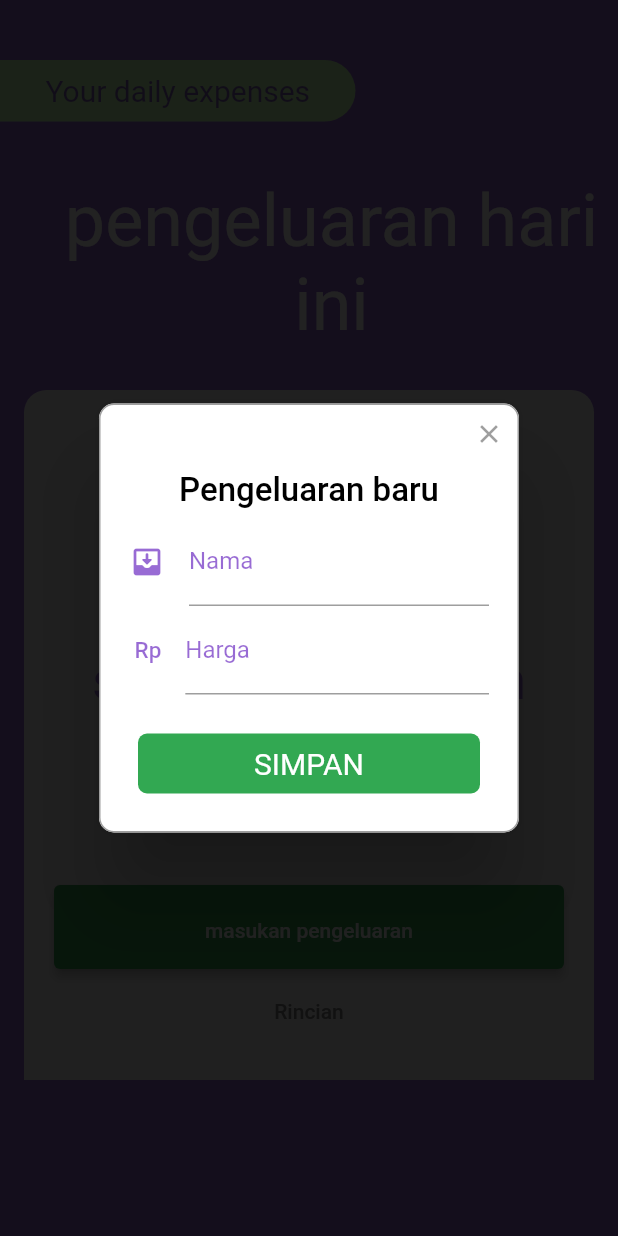
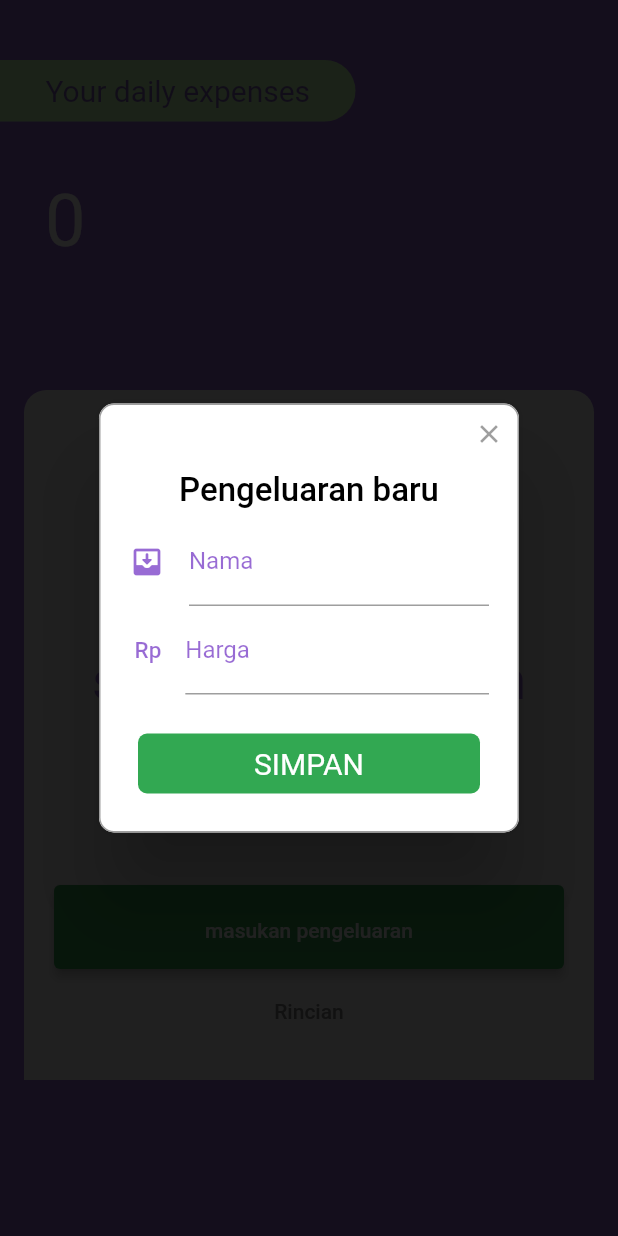
Before and after one commit to Dimassulthoni/yodexApp, a Flutter app: the screen it shows after launch, after a tap on "masukan pengeluaran", on a phone screen of 412 x 824 dp. Run offline on Flutter 3.47's test engine with Material 2 defaults, Android fonts, the phone set to English and light mode, and no system bars; drawn by our look-alikes of rflutter_alert; our stand-ins replace animated_splash_screen, google_fonts, sqflite; accounts and stored records are empty.

Commit message:
bisa jalan database masih belum muncul

```diff
--- a/lib/database/databaselist.dart
+++ b/lib/database/databaselist.dart
@@ -1,102 +1,77 @@
-import 'dart:async';
+import 'dart:io';
 
-import 'package:flutter/widgets.dart';
+import 'package:yodex/model/pengeluaran.dart';
+import 'package:path_provider/path_provider.dart';
+import 'package:sqflite/sqflite.dart';
 import 'package:path/path.dart';
-import 'package:sqflite/sqflite.dart';
-import 'package:yodex/model/pengeluaran.dart';
 
-class listdatabase {
-  static final listdatabase instance = listdatabase._init();
+class DatabaseInstance {
+  final String databaseName = "kelola_duit.db";
+  final int databaseVersion = 2;
 
-  static Database? _database;
-  listdatabase._init();
+  // Atribut di Model Transaksi
+  final String namaTabel = 'transaksi';
+  final String id = 'id';
+  final String type = 'type';
+  final String total = 'total';
+  final String name = 'name';
+  final String createdAt = 'created_at';
+  final String updatedAt = 'updated_at';
 
-  Future<Database> get database async {
+  Database? _database;
+  Future<Database> database() async {
     if (_database != null) return _database!;
-    _database = await _initDB('list.db');
+    _database = await _initDatabase();
     return _database!;
   }
 
-  Future<Database> _initDB(String filepath) async {
-    final dbpath = await getDatabasesPath();
-    final path = join(dbpath, filepath);
-    return await openDatabase(path, version: 1);
+  Future<Database> _initDatabase() async {
+    Directory databaseDirectory = await getApplicationDocumentsDirectory();
+    String path = join(databaseDirectory.path, databaseName);
+    print('database init');
+    print(databaseDirectory.path);
+    return openDatabase(path, version: databaseVersion, onCreate: _onCreate);
   }
 
-  Future _createDB(Database db, int version) async {
-    final idType = 'INTEGER PRIMARY KEY AUTOINCREMENT';
-    final textType = 'TEXT NOT NULL';
-    final integerType = 'INTEGER NOT NULL';
-
-    await db.execute('''CREATE TABLE $tablepengeluaran(
-      ${expensesFields.id}$idType,
-      ${expensesFields.nama}$textType,
-      ${expensesFields.harga}$integerType,
-      ${expensesFields.time}$textType
-    )''');
+  Future _onCreate(Database db, int version) async {
+    await db.execute(
+        'CREATE TABLE ${namaTabel} ($id INTEGER PRIMARY KEY, $name TEXT NULL, $type INTEGER, $total INTEGER, $createdAt TEXT NULL, $updatedAt TEXT NULL)');
   }
 
-  Future<pengeluaran> create(pengeluaran expenses) async {
-    final db = await instance.database;
-
-    // final id = await db.rawInsert('INSERT INTO table_nama ($Columns) VALUES ($values)')
-    final id = await db.insert(tablepengeluaran, expenses.toJson());
-    return expenses.copy(id: id);
+  Future<List<TransaksiModel>> getAll() async {
+    final data = await _database!.query(namaTabel);
+    List<TransaksiModel> result =
+        data.map((e) => TransaksiModel.fromJson(e)).toList();
+    return result;
   }
 
-  Future<pengeluaran> readpengeluaran(int id) async {
-    final db = await instance.database;
-
-    final maps = await db.query(
-      tablepengeluaran,
-      columns: expensesFields.values,
-      where: '${expensesFields.id} = ?',
-      whereArgs: [id],
-    );
-
-    if (maps.isNotEmpty) {
-      return pengeluaran.fromJson(maps.first);
-    } else {
-      throw Exception('ID $id not found');
-    }
+  Future<int> insert(Map<String, dynamic> row) async {
+    final query = await _database!.insert(namaTabel, row);
+    return query;
   }
 
-  Future<List<pengeluaran>> readAllpengeluaran() async {
-    final db = await instance.database;
-
-    final orderBy = '${expensesFields.time} ASC';
-    // final result =
-    //     await db.rawQuery('SELECT * FROM $tableNotes ORDER BY $orderBy');
-
-    final result = await db.query(tablepengeluaran, orderBy: orderBy);
-
-    return result.map((json) => pengeluaran.fromJson(json)).toList();
+  Future<int> totalPemasukan() async {
+    final query = await _database!.rawQuery(
+        "SELECT SUM(total) as total FROM ${namaTabel} WHERE type = 1");
+    return int.parse(query.first['total'].toString());
   }
 
-  Future<int> update(pengeluaran note) async {
-    final db = await instance.database;
-
-    return db.update(
-      tablepengeluaran,
-      note.toJson(),
-      where: '${expensesFields.id} = ?',
-      whereArgs: [note.id],
-    );
+  Future<int> totalPengeluaran() async {
+    final query = await _database!.rawQuery(
+        "SELECT SUM(total) as total FROM ${namaTabel} WHERE type = 2");
+    return int.parse(query.first['total'].toString());
   }
 
-  Future<int> delete(int id) async {
-    final db = await instance.database;
+  Future<int> hapus(idTransaksi) async {
+    final query = await _database!
+        .delete(namaTabel, where: '$id = ?', whereArgs: [idTransaksi]);
 
-    return await db.delete(
-      tablepengeluaran,
-      where: '${expensesFields.id} = ?',
-      whereArgs: [id],
-    );
+    return query;
   }
 
-  Future close() async {
-    final db = await instance.database;
-
-    db.close();
+  Future<int> update(int idTransaksi, Map<String, dynamic> row) async {
+    final query = await _database!
+        .update(namaTabel, row, where: '$id = ?', whereArgs: [idTransaksi]);
+    return query;
   }
 }
--- a/lib/main.dart
+++ b/lib/main.dart
@@ -1,6 +1,8 @@
 import 'package:flutter/material.dart';
 import 'package:animated_splash_screen/animated_splash_screen.dart';
 import 'package:rflutter_alert/rflutter_alert.dart';
+import 'package:sqflite/sqflite.dart';
+import 'package:yodex/database/databaselist.dart';
 import 'package:yodex/list.dart';
 import 'package:yodex/model/pengeluaran.dart';
 import 'total.dart';
@@ -56,16 +58,32 @@ class Splashscreen extends StatelessWidget {
 }
 
 class HomepageWidget extends StatefulWidget {
-  final pengeluaran? list;
-  const HomepageWidget({Key? key, this.list}) : super(key: key);
+  //final pengeluaran? list;
+  const HomepageWidget({Key? key}) : super(key: key);
   @override
   _HomepageWidgetState createState() => _HomepageWidgetState();
 }
 
 class _HomepageWidgetState extends State<HomepageWidget> {
-  final _formKey = GlobalKey<FormState>();
-  late String nama;
-  late int harga;
+  DatabaseInstance? databaseInstance;
+  DatabaseInstance database = DatabaseInstance();
+
+  Future _refresh() async {
+    setState(() {});
+  }
+
+  @override
+  void initState() {
+    databaseInstance = DatabaseInstance();
+    initDatabase();
+    super.initState();
+  }
+
+  Future initDatabase() async {
+    await databaseInstance!.database();
+    setState(() {});
+  }
+
   final controller1 = TextEditingController();
   final controller2 = TextEditingController();
 
@@ -110,14 +128,30 @@ class _HomepageWidgetState extends State<HomepageWidget> {
           Padding(
             //title
             padding: EdgeInsets.only(top: 119, left: 30),
-              child: Text(
-                'pengeluaran hari ini',
+            child: FutureBuilder(
+                future: databaseInstance!.totalPemasukan(),
+                builder: (context, snapshot) {
+                  if (snapshot.connectionState == ConnectionState.waiting) {
+                    return Text("-");
+                  } else {
+                    if (snapshot.hasData) {
+                      return Text("Rp. ${snapshot.data.toString()}",
                           textAlign: TextAlign.center,
                           style: GoogleFonts.averiaSansLibre(
                               color: Color.fromRGBO(255, 255, 255, 1),
                               fontSize: 48,
-                    fontWeight: FontWeight.normal),
-              )),
+                              fontWeight: FontWeight.normal));
+                    } else {
+                      return Text("0",
+                          textAlign: TextAlign.center,
+                          style: GoogleFonts.averiaSansLibre(
+                              color: Color.fromRGBO(255, 255, 255, 1),
+                              fontSize: 48,
+                              fontWeight: FontWeight.normal));
+                    }
+                  }
+                }),
+          ),
           Padding(
               //backdrop
               padding: EdgeInsets.only(top: 260),
@@ -210,7 +244,16 @@ class _HomepageWidgetState extends State<HomepageWidget> {
                                     ),
                                     buttons: [
                                       DialogButton(
-                                        onPressed: () => Navigator.pop(context),
+                                        onPressed: () async {
+                                          int idInsert = await database.insert({
+                                            'name': controller1.text,
+                                            'total': controller2.text,
+                                            'created_at':
+                                                DateTime.now().toString()
+                                          });
+                                          Navigator.pop(context);
+                                          dispose();
+                                        },
                                         color: const Color.fromRGBO(
                                             50, 168, 82, 10),
                                         child: const Text(
@@ -222,12 +265,6 @@ class _HomepageWidgetState extends State<HomepageWidget> {
                                       )
                                     ],
                                   ).show();
-                                  Future addlist() async {
-                                    final list = pengeluaran(
-                                        name: nama,
-                                        total: harga,
-                                        createdAt: DateTime.now());
-                                  }
                                 },
                                 child: const Text('masukan pengeluaran',
                                     textAlign: TextAlign.center,
--- a/lib/model/pengeluaran.dart
+++ b/lib/model/pengeluaran.dart
@@ -1,44 +1,27 @@
-final String tablepengeluaran = 'expenses';
+class TransaksiModel {
+  /*
+  tipe
+  1 -> pemasukan
+  2 -> pengeluaran
+  */
+  int? id, type, total;
+  String? name, createdAt, updatedAt;
 
-class expensesFields {
-  static final List<String> values = [
-    /// Add all fields
-    id, nama, harga, time
-  ];
+  TransaksiModel(
+      {this.id,
+      this.type,
+      this.total,
+      this.name,
+      this.createdAt,
+      this.updatedAt});
 
-  static final String id = '_id';
-  static final String nama = 'nama';
-  static final String harga = 'harga';
-  static final String time = 'time';
+  factory TransaksiModel.fromJson(Map<String, dynamic> json) {
+    return TransaksiModel(
+        id: json['id'],
+        type: json['type'],
+        total: json['total'],
+        name: json['name'],
+        createdAt: json['created_at'],
+        updatedAt: json['updated_at']);
+  }
 }
-
-class pengeluaran {
-  final int? id;
-  final String nama;
-  final int harga;
-  final DateTime createdTime;
-
-  const pengeluaran(
-      {this.id,
-      required this.nama,
-      required this.harga,
-      required this.createdTime});
-  Map<String, Object?> toJson() => {
-        expensesFields.id: id,
-        expensesFields.nama: nama,
-        expensesFields.harga: harga,
-        expensesFields.time: createdTime.toIso8601String(),
-      };
-  pengeluaran copy(
-          {int? id, String? nama, int? harga, DateTime? createdTime}) =>
-      pengeluaran(
-          id: id ?? this.id,
-          nama: nama ?? this.nama,
-          harga: harga ?? this.harga,
-          createdTime: createdTime ?? this.createdTime);
-  static pengeluaran fromJson(Map<String, Object?> json) => pengeluaran(
-      id: json[expensesFields.id] as int?,
-      nama: json[expensesFields.nama] as String,
-      harga: json[expensesFields.harga] as int,
-      createdTime: DateTime.parse(json[expensesFields.time] as String));
-}
```
Also changed, not shown: lib/detail_list.dart (+5 -5 lines), lib/list.dart (+17 -26 lines). Lines whose indentation alone changed are shown as unchanged.
